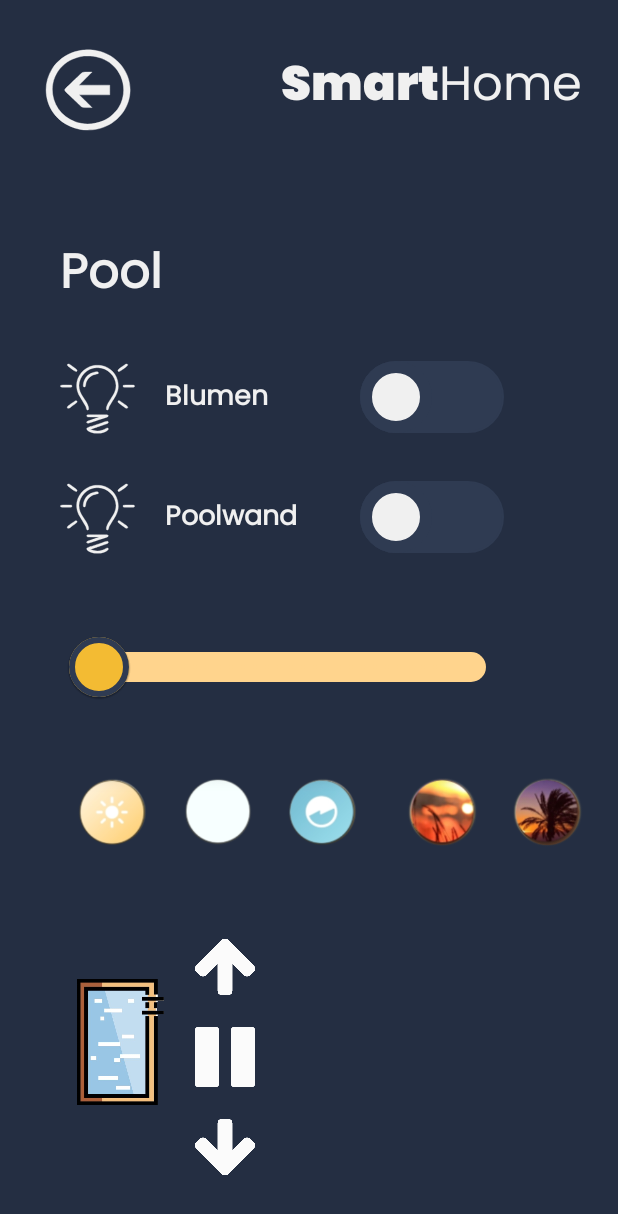
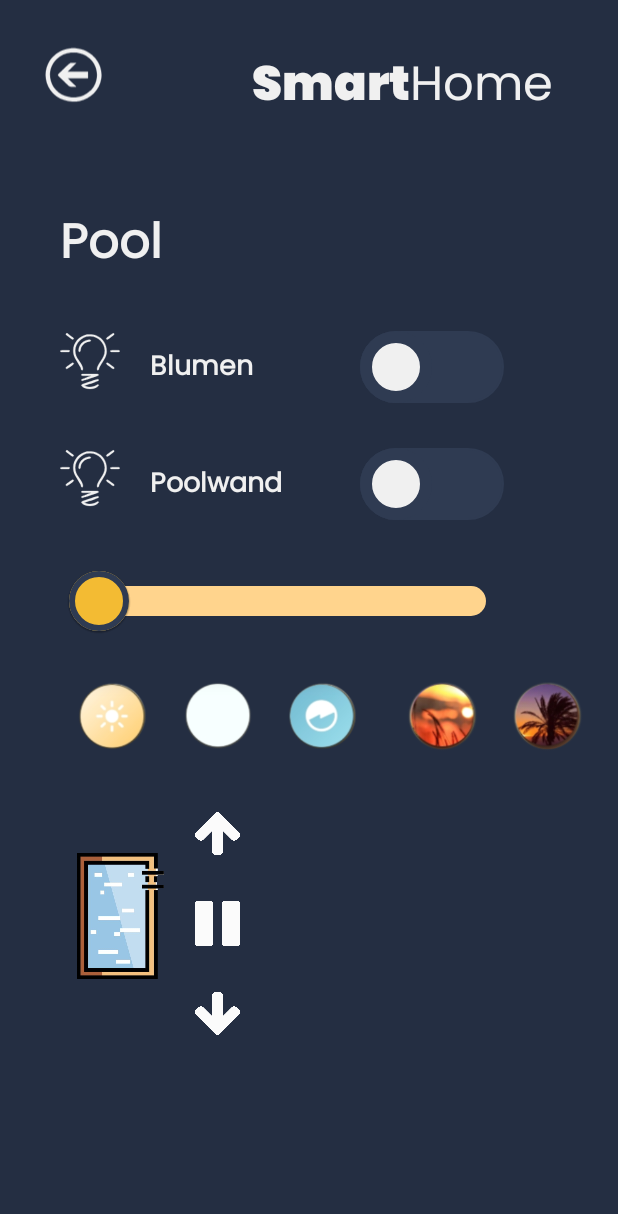
Before and after one commit to hoyer77/SmartHome2, an Android app: the fragment Pool placed in its activity, on a phone screen of 412 x 824 dp. Shown: the top 1214 px of the screen. Run offline under Robolectric (Android 15) with nearby library versions, the phone set to English and light mode, and no system bars; our stand-ins replace Volley; network calls fail; 4 statements that could not run were skipped.

Commit message:
Design angepasst

```diff
--- a/app/src/main/res/layout-land/fragment_pool.xml
+++ b/app/src/main/res/layout-land/fragment_pool.xml
@@ -20,14 +20,14 @@
             <LinearLayout
                 android:layout_width="wrap_content"
                 android:layout_height="wrap_content">
+
                 <ImageButton
                     android:id="@+id/btn_back"
-                    android:layout_width="57dp"
-                    android:layout_height="60dp"
+                    android:layout_width="38dp"
+                    android:layout_height="40dp"
+                    android:background="@null"
                     android:scaleType="fitCenter"
-                    android:src="@drawable/ic_back"
-                    android:background="@null"
-                    />
+                    android:src="@drawable/ic_back" />
             </LinearLayout>
             <LinearLayout
                 android:layout_width="wrap_content"
@@ -63,11 +63,11 @@
                                 android:layout_width="200dp"
                                 android:layout_height="wrap_content"
                                 >
+
                                 <ImageView
-                                    android:layout_width="50dp"
-                                    android:layout_height="50dp"
-                                    android:src="@drawable/ic_licht"
-                                    />
+                                    android:layout_width="40dp"
+                                    android:layout_height="40dp"
+                                    android:src="@drawable/ic_licht" />
                                 <TextView
                                     android:layout_width="wrap_content"
                                     android:layout_height="wrap_content"
@@ -101,11 +101,11 @@
                                 android:layout_width="200dp"
                                 android:layout_height="wrap_content"
                                 >
+
                                 <ImageView
-                                    android:layout_width="50dp"
-                                    android:layout_height="50dp"
-                                    android:src="@drawable/ic_licht"
-                                    />
+                                    android:layout_width="40dp"
+                                    android:layout_height="40dp"
+                                    android:src="@drawable/ic_licht" />
                                 <TextView
                                     android:layout_width="wrap_content"
                                     android:layout_height="wrap_content"
@@ -129,29 +129,30 @@
                                     android:id="@+id/switch_poolwand"/>
                             </LinearLayout>
                         </LinearLayout>
+
                         <LinearLayout
                             android:layout_width="300dp"
                             android:layout_height="wrap_content"
-                            android:layout_marginTop="50dp">
+                            android:layout_marginTop="30dp">
+
                             <com.google.android.material.slider.Slider
                                 android:id="@+id/slider_pool"
-                                android:stepSize="1"
                                 android:layout_width="wrap_content"
                                 android:layout_height="wrap_content"
+                                android:stepSize="1"
                                 android:valueFrom="0"
                                 android:valueTo="100"
+                                app:haloColor="@color/halo_color"
                                 app:labelBehavior="floating"
-                                app:haloColor="@color/halo_color"
                                 app:thumbColor="@color/app_yellow"
+                                app:thumbRadius="20dp"
+                                app:thumbStrokeColor="@color/background_dreieck"
                                 app:thumbStrokeWidth="4dp"
-                                app:thumbStrokeColor="@color/background_dreieck"
-                                app:thumbRadius="20dp"
+                                app:tickColorActive="@color/app_yellow"
+                                app:tickColorInactive="@color/halo_color"
+                                app:trackColorActive="@color/app_yellow"
                                 app:trackColorInactive="@color/halo_color"
-                                app:trackColorActive="@color/app_yellow"
-                                app:tickColorInactive="@color/halo_color"
-                                app:tickColorActive="@color/app_yellow"
-                                app:trackHeight="20dp"
-                                />
+                                app:trackHeight="20dp" />
                         </LinearLayout>
                     </LinearLayout>
                 </LinearLayout>
@@ -261,8 +262,8 @@
 
                     <ImageButton
                         android:id="@+id/pool_up"
-                        android:layout_width="40dp"
-                        android:layout_height="40dp"
+                        android:layout_width="30dp"
+                        android:layout_height="30dp"
                         android:layout_marginLeft="20dp"
                         android:layout_marginRight="30dp"
                         android:background="@drawable/pfeil_up"
@@ -270,20 +271,20 @@
 
                     <ImageButton
                         android:id="@+id/pool_stop"
-                        android:layout_width="40dp"
-                        android:layout_height="40dp"
+                        android:layout_width="30dp"
+                        android:layout_height="30dp"
                         android:layout_marginLeft="20dp"
-                        android:layout_marginTop="20dp"
+                        android:layout_marginTop="30dp"
                         android:layout_marginRight="10dp"
                         android:background="@drawable/pause"
                         android:tag="stop" />
 
                     <ImageButton
                         android:id="@+id/pool_down"
-                        android:layout_width="40dp"
-                        android:layout_height="40dp"
+                        android:layout_width="30dp"
+                        android:layout_height="30dp"
                         android:layout_marginLeft="20dp"
-                        android:layout_marginTop="20dp"
+                        android:layout_marginTop="30dp"
                         android:layout_marginRight="10dp"
                         android:background="@drawable/pfeil_down"
                         android:tag="down" />
--- a/app/src/main/res/layout/fragment_pool.xml
+++ b/app/src/main/res/layout/fragment_pool.xml
@@ -20,14 +20,14 @@
             <LinearLayout
                 android:layout_width="wrap_content"
                 android:layout_height="wrap_content">
+
                 <ImageButton
                     android:id="@+id/btn_back"
-                    android:layout_width="57dp"
-                    android:layout_height="60dp"
+                    android:layout_width="38dp"
+                    android:layout_height="40dp"
+                    android:background="@null"
                     android:scaleType="fitCenter"
-                    android:src="@drawable/ic_back"
-                    android:background="@null"
-                    />
+                    android:src="@drawable/ic_back" />
                 <LinearLayout
                     android:layout_width="wrap_content"
                     android:layout_height="wrap_content"
@@ -52,16 +52,18 @@
                         android:textColor="@color/welcome_textcolor" />
                 </LinearLayout>
             </LinearLayout>
+
             <LinearLayout
                 android:layout_width="wrap_content"
                 android:layout_height="wrap_content"
-                android:layout_marginTop="20dp">
+                android:layout_marginTop="0dp">
 
                 <LinearLayout
                     android:layout_width="wrap_content"
                     android:layout_height="wrap_content"
                     android:layout_marginStart="10dp"
                     android:orientation="vertical">
+
                     <TextView
                         android:layout_width="wrap_content"
                         android:layout_height="wrap_content"
@@ -70,111 +72,115 @@
                         android:text="@string/pool"
                         android:textColor="@color/welcome_textcolor"
                         android:textSize="32sp"
-                        android:textStyle="bold"
-                        />
+                        android:textStyle="bold" />
+
                     <LinearLayout
                         android:layout_width="wrap_content"
                         android:layout_height="wrap_content"
                         android:layout_marginTop="30dp"
                         android:gravity="left"
                         android:orientation="vertical">
+
                         <LinearLayout
                             android:layout_width="match_parent"
-                            android:layout_height="wrap_content"
-                            >
+                            android:layout_height="wrap_content">
+
                             <LinearLayout
                                 android:layout_width="200dp"
-                                android:layout_height="wrap_content"
-                                >
+                                android:layout_height="wrap_content">
+
                                 <ImageView
-                                    android:layout_width="50dp"
-                                    android:layout_height="50dp"
-                                    android:src="@drawable/ic_licht"
-                                    />
+                                    android:layout_width="40dp"
+                                    android:layout_height="40dp"
+                                    android:src="@drawable/ic_licht" />
+
                                 <TextView
                                     android:layout_width="wrap_content"
                                     android:layout_height="wrap_content"
+                                    android:layout_marginStart="20dp"
+                                    android:layout_marginTop="10dp"
                                     android:fontFamily="@font/poppins"
                                     android:text="@string/blumen"
-                                    android:layout_marginStart="20dp"
-                                    android:layout_marginTop="10dp"
                                     android:textColor="@color/welcome_textcolor"
                                     android:textSize="18sp"
-                                    android:textStyle="bold"
-                                    />
+                                    android:textStyle="bold" />
                             </LinearLayout>
+
                             <LinearLayout
                                 android:layout_width="wrap_content"
                                 android:layout_height="wrap_content">
+
                                 <androidx.appcompat.widget.SwitchCompat
+                                    android:id="@+id/switch_pool_blumen"
                                     android:layout_width="wrap_content"
                                     android:layout_height="wrap_content"
                                     android:thumb="@drawable/thumb1"
-                                    app:track="@drawable/track"
-                                    android:id="@+id/switch_pool_blumen"/>
+                                    app:track="@drawable/track" />
                             </LinearLayout>
                         </LinearLayout>
 
                         <LinearLayout
                             android:layout_width="match_parent"
                             android:layout_height="wrap_content"
-                            android:layout_marginTop="30dp"
-                            >
+                            android:layout_marginTop="30dp">
+
                             <LinearLayout
                                 android:layout_width="200dp"
-                                android:layout_height="wrap_content"
-                                >
+                                android:layout_height="wrap_content">
+
                                 <ImageView
-                                    android:layout_width="50dp"
-                                    android:layout_height="50dp"
-                                    android:src="@drawable/ic_licht"
-                                    />
+                                    android:layout_width="40dp"
+                                    android:layout_height="40dp"
+                                    android:src="@drawable/ic_licht" />
+
                                 <TextView
                                     android:layout_width="wrap_content"
                                     android:layout_height="wrap_content"
+                                    android:layout_marginStart="20dp"
+                                    android:layout_marginTop="10dp"
                                     android:fontFamily="@font/poppins"
                                     android:text="@string/poolwand"
-                                    android:layout_marginStart="20dp"
-                                    android:layout_marginTop="10dp"
                                     android:textColor="@color/welcome_textcolor"
                                     android:textSize="18sp"
-                                    android:textStyle="bold"
-                                    />
+                                    android:textStyle="bold" />
                             </LinearLayout>
+
                             <LinearLayout
                                 android:layout_width="wrap_content"
                                 android:layout_height="wrap_content">
+
                                 <androidx.appcompat.widget.SwitchCompat
+                                    android:id="@+id/switch_poolwand"
                                     android:layout_width="wrap_content"
                                     android:layout_height="wrap_content"
                                     android:thumb="@drawable/thumb1"
-                                    app:track="@drawable/track"
-                                    android:id="@+id/switch_poolwand"/>
+                                    app:track="@drawable/track" />
                             </LinearLayout>
                         </LinearLayout>
+
                         <LinearLayout
                             android:layout_width="300dp"
                             android:layout_height="wrap_content"
-                            android:layout_marginTop="50dp">
+                            android:layout_marginTop="30dp">
+
                             <com.google.android.material.slider.Slider
                                 android:id="@+id/slider_pool"
-                                android:stepSize="1"
                                 android:layout_width="wrap_content"
                                 android:layout_height="wrap_content"
+                                android:stepSize="1"
                                 android:valueFrom="0"
                                 android:valueTo="100"
+                                app:haloColor="@color/halo_color"
                                 app:labelBehavior="floating"
-                                app:haloColor="@color/halo_color"
                                 app:thumbColor="@color/app_yellow"
+                                app:thumbRadius="20dp"
+                                app:thumbStrokeColor="@color/background_dreieck"
                                 app:thumbStrokeWidth="4dp"
-                                app:thumbStrokeColor="@color/background_dreieck"
-                                app:thumbRadius="20dp"
+                                app:tickColorActive="@color/app_yellow"
+                                app:tickColorInactive="@color/halo_color"
+                                app:trackColorActive="@color/app_yellow"
                                 app:trackColorInactive="@color/halo_color"
-                                app:trackColorActive="@color/app_yellow"
-                                app:tickColorInactive="@color/halo_color"
-                                app:tickColorActive="@color/app_yellow"
-                                app:trackHeight="20dp"
-                                />
+                                app:trackHeight="20dp" />
                         </LinearLayout>
                     </LinearLayout>
                 </LinearLayout>
@@ -186,107 +192,105 @@
             android:layout_marginEnd="20dp"
             tools:ignore="RtlHardcoded"
             android:orientation="vertical">
+
                 <LinearLayout
                     android:layout_width="wrap_content"
                     android:layout_height="wrap_content"
-                android:layout_marginTop="50dp"
-                android:layout_gravity="right">
+                    android:layout_gravity="right"
+                    android:layout_marginTop="30dp">
+
                     <ImageButton
                         android:id="@+id/szene_pool_hell"
                         android:layout_width="50dp"
                         android:layout_height="46dp"
                         android:layout_marginLeft="20dp"
-                    android:tag="hell"
                         android:layout_marginRight="10dp"
                         android:background="@drawable/szene_hell"
-                    />
+                        android:tag="hell" />
+
                     <ImageButton
                         android:id="@+id/szene_pool_weiss"
                         android:layout_width="50dp"
                         android:layout_height="46dp"
                         android:layout_marginLeft="10dp"
                         android:layout_marginRight="10dp"
-                    android:tag="weiss"
                         android:background="@drawable/szene_weiss"
-                    />
+                        android:tag="weiss" />
 
                     <ImageButton
                         android:id="@+id/szene_pool_energie"
                         android:layout_width="50dp"
                         android:layout_height="46dp"
                         android:layout_marginLeft="10dp"
-                    android:tag="energie"
                         android:layout_marginRight="10dp"
                         android:background="@drawable/szene_energie"
-                    />
+                        android:tag="energie" />
+
                     <ImageButton
                         android:id="@+id/szene_pool_sonnenuntergang"
                         android:layout_width="50dp"
                         android:layout_height="46dp"
-                    android:tag="sonne"
                         android:layout_marginLeft="20dp"
                         android:layout_marginRight="10dp"
                         android:background="@drawable/szene_sonnenuntergang"
-                    />
+                        android:tag="sonne" />
+
                     <ImageButton
                         android:id="@+id/szene_pool_tropen"
                         android:layout_width="50dp"
                         android:layout_height="46dp"
                         android:layout_marginLeft="10dp"
-                    android:tag="tropen"
                         android:layout_marginRight="30dp"
                         android:background="@drawable/szene_tropen"
-                    />
+                        android:tag="tropen" />
                 </LinearLayout>
 
                 <LinearLayout
                     android:layout_width="wrap_content"
                     android:layout_height="wrap_content"
+                    android:layout_gravity="left"
                     android:layout_marginLeft="20dp"
-                android:layout_marginTop="60dp"
-                android:layout_gravity="left"
-                >
+                    android:layout_marginTop="40dp">
+
                     <ImageView
                         android:layout_width="60dp"
                         android:layout_height="100dp"
                         android:layout_marginTop="20dp"
-                    android:src="@drawable/pool_abeckung"
-                    />
+                        android:src="@drawable/pool_abeckung" />
 
                     <LinearLayout
                         android:layout_width="wrap_content"
                         android:layout_height="wrap_content"
-                    android:orientation="vertical"
-                    >
+                        android:orientation="vertical">
+
                         <ImageButton
                             android:id="@+id/pool_up"
-                        android:layout_width="40dp"
-                        android:layout_height="40dp"
-                        android:tag="up"
+                            android:layout_width="30dp"
+                            android:layout_height="30dp"
                             android:layout_marginLeft="20dp"
                             android:layout_marginRight="30dp"
                             android:background="@drawable/pfeil_up"
-                        />
+                            android:tag="up" />
+
                         <ImageButton
                             android:id="@+id/pool_stop"
-                        android:layout_width="40dp"
-                        android:layout_height="40dp"
-                        android:tag="stop"
+                            android:layout_width="30dp"
+                            android:layout_height="30dp"
                             android:layout_marginLeft="20dp"
+                            android:layout_marginTop="30dp"
                             android:layout_marginRight="10dp"
-                        android:layout_marginTop="20dp"
                             android:background="@drawable/pause"
-                        />
+                            android:tag="stop" />
+
                         <ImageButton
                             android:id="@+id/pool_down"
-                        android:layout_width="40dp"
-                        android:layout_height="40dp"
-                        android:tag="down"
+                            android:layout_width="30dp"
+                            android:layout_height="30dp"
                             android:layout_marginLeft="20dp"
+                            android:layout_marginTop="30dp"
                             android:layout_marginRight="10dp"
-                        android:layout_marginTop="20dp"
                             android:background="@drawable/pfeil_down"
-                        />
+                            android:tag="down" />
 
                     </LinearLayout>
                 </LinearLayout>
```
Also changed, not shown: app/src/main/res/layout-land/fragment_cam.xml (+5 -5 lines), app/src/main/res/layout-land/fragment_terrasse.xml (+16 -15 lines), app/src/main/res/layout-land/fragment_whirlpool.xml (+25 -24 lines), app/src/main/res/layout/fragment_cam.xml (+5 -5 lines), app/src/main/res/layout/fragment_terrasse.xml (+32 -27 lines), app/src/main/res/layout/fragment_whirlpool.xml (+52 -46 lines). Lines whose indentation alone changed are shown as unchanged.
